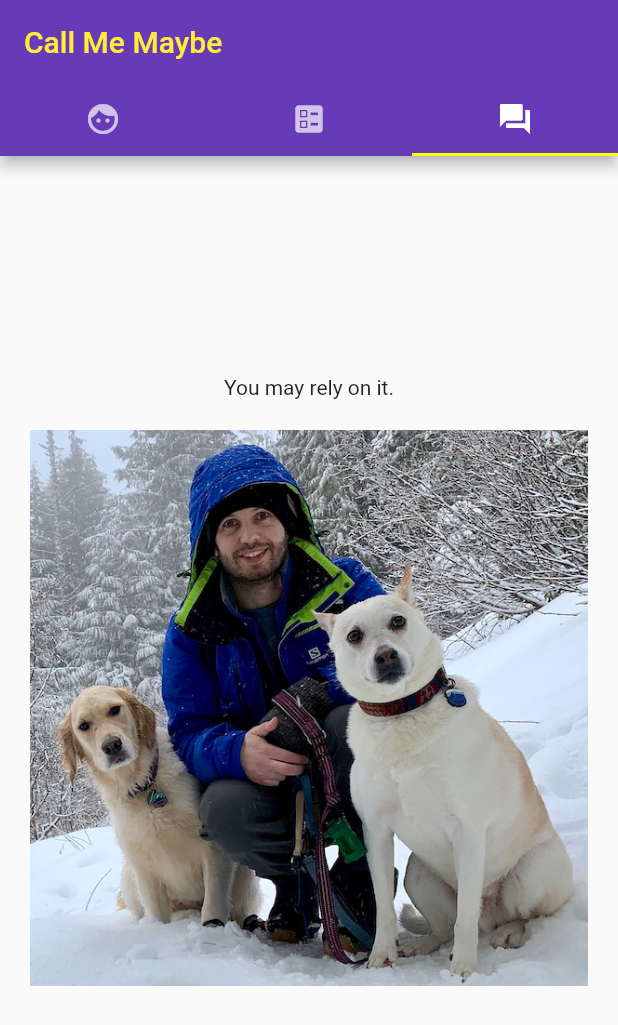
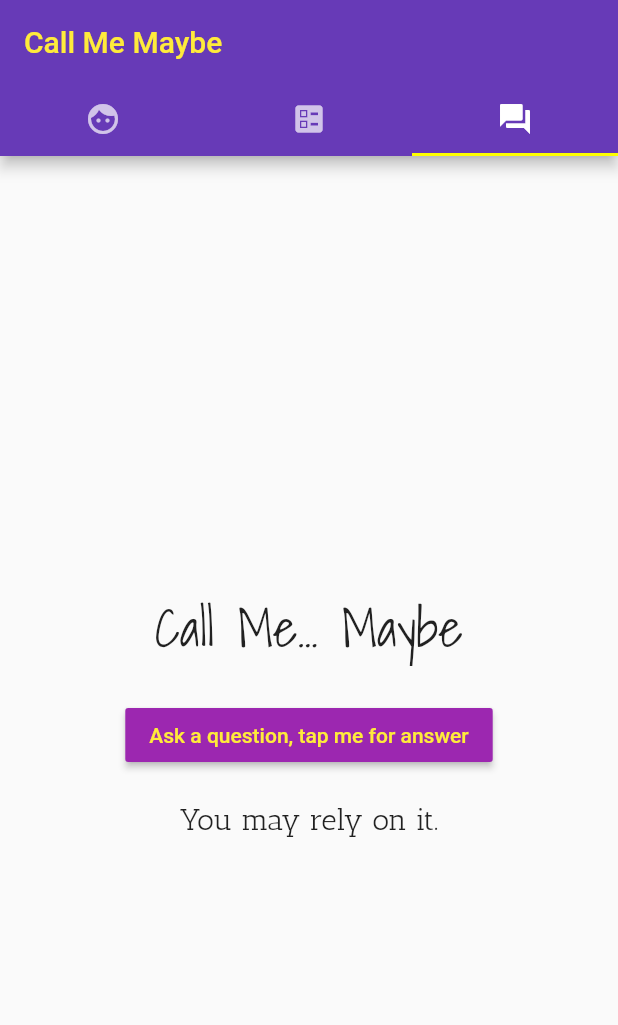
Before and after one commit to pstumbaugh/CallMeMaybe, a Flutter app: the screen it shows after launch, tab 3 chosen, on a phone screen of 412 x 824 dp. Shown: the top 1025 px of the screen. Run offline on Flutter 3.47's test engine with Material 2 defaults, Android fonts, the phone set to English and light mode, and no system bars; missing offline and left inert: email_launcher.

Commit message:
finished Question tab

```diff
--- a/project3/lib/question.dart
+++ b/project3/lib/question.dart
@@ -13,17 +13,29 @@ class _QuestionState extends State<Question> {
     return Column(
       mainAxisAlignment: MainAxisAlignment.center,
       children: [
-        Text(getNewAnswer(myAnswersList)),
         Padding(
           padding: EdgeInsets.all(20),
-          child: GestureDetector(
-              onTap: () {
-                setState(() {
-                  getNewAnswer(myAnswersList); //get a new answer, update state
-                });
-              },
-              child: Image.asset('assets/profilePic.jpg')),
-        )
+          child: Column(
+            children: [
+              Padding(
+                padding: const EdgeInsets.only(bottom: 20.0),
+                child: Text("Call Me... Maybe", style: Styles.headline1),
+              ),
+              RaisedButton(
+                  color: Colors.purple,
+                  textColor: Colors.yellow,
+                  splashColor: Colors.purpleAccent,
+                  onPressed: () {
+                    setState(() {
+                      getNewAnswer(
+                          myAnswersList); //get a new answer, update state
+                    });
+                  },
+                  child: Text("Ask a question, tap me for answer")),
+            ],
+          ),
+        ),
+        Text(getNewAnswer(myAnswersList), style: Styles.headline2)
       ],
     );
   }
```
